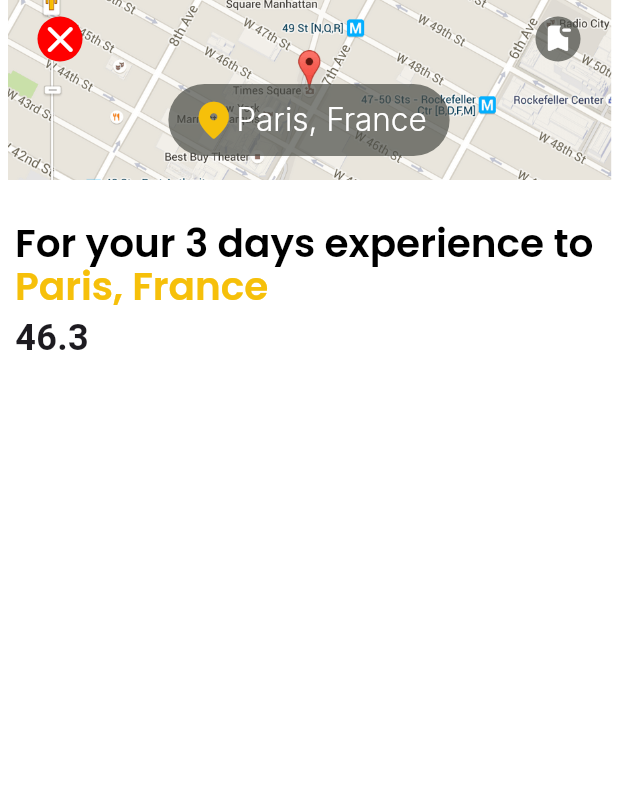
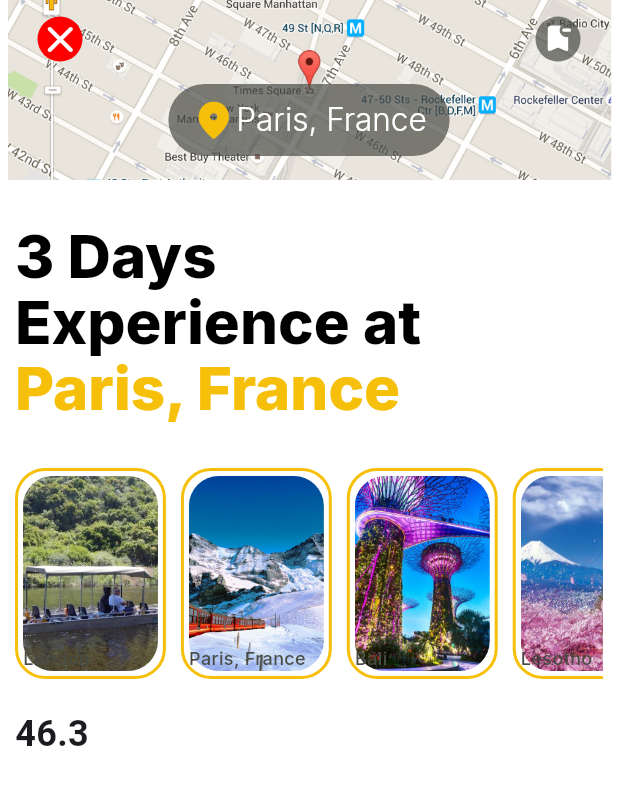
Before and after one commit to kwakyebrilliant/VoyageAI, a Flutter app: the screen it shows after launch, after a tap on "TRAVEL", on a phone screen of 412 x 824 dp. Shown: the top 785 px of the screen. Run offline on Flutter 3.47's test engine with Material 3 defaults, Android fonts, the phone set to English and light mode, and no system bars; our stand-ins replace country_picker, flutter_typeahead, google_fonts.

Commit message:
details updates

```diff
--- a/lib/screens/detail_screen.dart
+++ b/lib/screens/detail_screen.dart
@@ -3,7 +3,14 @@ import 'package:google_fonts/google_fonts.dart';
 
 class DetailScreen extends StatelessWidget {
   final String bookmark;
-  const DetailScreen({super.key, required this.bookmark});
+  DetailScreen({super.key, required this.bookmark});
+
+  final List<Map<String, String>> placeData = [
+    {'location': 'London', 'image': 'assets/images/cruise.jpeg'},
+    {'location': 'Paris, France', 'image': 'assets/images/mountain.jpeg'},
+    {'location': 'Bali', 'image': 'assets/images/place.jpeg'},
+    {'location': 'Lesotho', 'image': 'assets/images/flowers.jpeg'},
+  ];
 
   @override
   Widget build(BuildContext context) {
@@ -135,29 +142,88 @@ class DetailScreen extends StatelessWidget {
                   // Header text
                   RichText(
                     text: TextSpan(
-                      style: GoogleFonts.poppins(
+                      style: GoogleFonts.inter(
                         height: 1.1,
                       ),
                       children: <TextSpan>[
                         TextSpan(
-                          text: 'For your 3 days experience to \n',
-                          style: GoogleFonts.poppins(
-                            fontSize: 26.0,
-                            fontWeight: FontWeight.w600,
+                          text: '3 Days \n',
+                          style: GoogleFonts.inter(
+                            fontSize: 40.0,
+                            fontWeight: FontWeight.w800,
+                            color: const Color(0xFF000000),
+                          ),
+                        ),
+                        TextSpan(
+                          text: 'Experience at\n',
+                          style: GoogleFonts.inter(
+                            fontSize: 40.0,
+                            fontWeight: FontWeight.w800,
                             color: const Color(0xFF000000),
                           ),
                         ),
                         TextSpan(
                           text: 'Paris, France',
-                          style: GoogleFonts.poppins(
-                            fontSize: 26.0,
-                            fontWeight: FontWeight.w600,
+                          style: GoogleFonts.inter(
+                            fontSize: 40.0,
+                            fontWeight: FontWeight.w800,
                             color: const Color(0xFFF6C00A),
                           ),
                         ),
                       ],
                     ),
                   ),
+
+                  // Place data here
+                  const SizedBox(height: 30.0),
+                  SingleChildScrollView(
+                    scrollDirection: Axis.horizontal,
+                    child: Row(
+                      children: placeData.map((place) {
+                        return Container(
+                          padding: const EdgeInsets.all(3.3),
+                          margin: const EdgeInsets.only(right: 10.0),
+                          decoration: BoxDecoration(
+                            borderRadius: BorderRadius.circular(20.0),
+                            border: Border.all(
+                              color: const Color(0xFFF6C00A),
+                              width: 2.0,
+                            ),
+                          ),
+                          child: Container(
+                            height: 130.0,
+                            width: 90.0,
+                            decoration: BoxDecoration(
+                              borderRadius: BorderRadius.circular(20.0),
+                              image: DecorationImage(
+                                image: AssetImage(
+                                  place['image']!,
+                                ),
+                                fit: BoxFit.cover,
+                              ),
+                            ),
+                            child: Stack(
+                              children: [
+                                Positioned(
+                                  bottom: 0.0,
+                                  child: Text(
+                                    place['location']!,
+                                    style: GoogleFonts.inter(
+                                      fontSize: 12.0,
+                                      fontWeight: FontWeight.w500,
+                                      color: const Color(0xFF494B45),
+                                    ),
+                                  ),
+                                ),
+                              ],
+                            ),
+                          ),
+                        );
+                      }).toList(),
+                    ),
+                  ),
+
+                  const SizedBox(height: 20.0),
                   Text(
                     bookmark,
                     style: const TextStyle(
```
Also changed, not shown: assets/images/cruise.jpeg (renamed from assets/images/place1.jpeg), assets/images/flowers.jpeg (renamed from assets/images/place4.jpeg), assets/images/mountain.jpeg (renamed from assets/images/place2.jpeg), assets/images/place.jpeg (renamed from assets/images/place3.jpeg).
